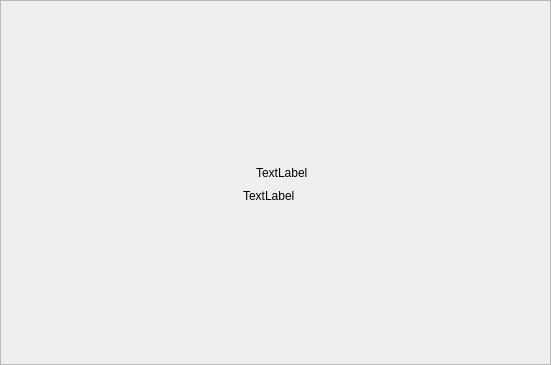
The window that resources/summary_overlay.ui (shotgunsoftware/tk-multi-publish2) describes before a commit, drawn with Qt 5.
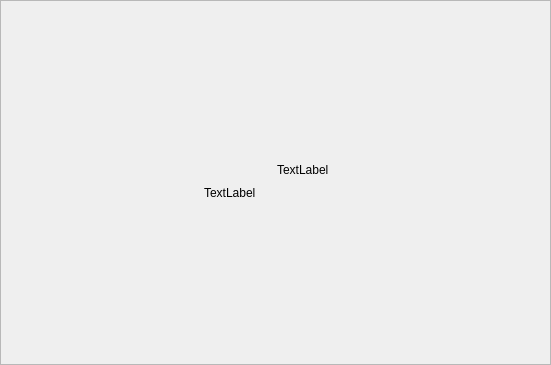
The same window after the commit. Icons and pictures are not drawn. Custom widgets are drawn as their Qt base class.

Commit message: 44077 Tweaking layout of publish summary overlay so that: For more details click here link message is not visually cut off

```diff
--- a/resources/summary_overlay.ui
+++ b/resources/summary_overlay.ui
@@ -35,20 +35,27 @@
       <enum>QFrame::Raised</enum>
      </property>
      <layout class="QGridLayout" name="gridLayout">
-      <item row="1" column="2">
-       <spacer name="horizontalSpacer_2">
+      <item row="0" column="0">
+       <layout class="QVBoxLayout" name="verticalLayout_2">
+        <item>
+         <spacer name="verticalSpacer_2">
         <property name="orientation">
-         <enum>Qt::Horizontal</enum>
+           <enum>Qt::Vertical</enum>
         </property>
         <property name="sizeHint" stdset="0">
          <size>
-          <width>125</width>
-          <height>20</height>
+            <width>20</width>
+            <height>46</height>
          </size>
         </property>
        </spacer>
       </item>
-      <item row="1" column="0">
+        <item>
+         <layout class="QHBoxLayout" name="horizontalLayout_2" stretch="34,50,16">
+          <property name="leftMargin">
+           <number>0</number>
+          </property>
+          <item>
        <spacer name="horizontalSpacer">
         <property name="orientation">
          <enum>Qt::Horizontal</enum>
@@ -61,7 +68,9 @@
         </property>
        </spacer>
       </item>
-      <item row="1" column="1">
+          <item>
+           <layout class="QVBoxLayout" name="verticalLayout_3">
+            <item>
        <layout class="QHBoxLayout" name="horizontalLayout">
         <item>
          <widget class="QLabel" name="icon">
@@ -91,38 +100,83 @@
         </item>
        </layout>
       </item>
-      <item row="3" column="1">
-       <spacer name="verticalSpacer">
-        <property name="orientation">
-         <enum>Qt::Vertical</enum>
-        </property>
-        <property name="sizeHint" stdset="0">
-         <size>
-          <width>20</width>
-          <height>46</height>
-         </size>
-        </property>
-       </spacer>
-      </item>
-      <item row="0" column="1">
-       <spacer name="verticalSpacer_2">
+            <item>
+             <layout class="QHBoxLayout" name="horizontalLayout_3" stretch="5,90,5">
+              <property name="topMargin">
+               <number>0</number>
+              </property>
+              <item>
+               <spacer name="horizontalSpacer_4">
         <property name="orientation">
-         <enum>Qt::Vertical</enum>
+                 <enum>Qt::Horizontal</enum>
         </property>
         <property name="sizeHint" stdset="0">
          <size>
-          <width>20</width>
-          <height>46</height>
+                  <width>40</width>
+                  <height>20</height>
          </size>
         </property>
        </spacer>
       </item>
-      <item row="2" column="1">
+              <item>
        <widget class="ProgressStatusLabel" name="details">
         <property name="text">
          <string>TextLabel</string>
         </property>
-       </widget>
+                <property name="alignment">
+                 <set>Qt::AlignLeading|Qt::AlignLeft|Qt::AlignVCenter</set>
+                </property>
+                <property name="wordWrap">
+                 <bool>true</bool>
+                </property>
+               </widget>
+              </item>
+              <item>
+               <spacer name="horizontalSpacer_3">
+                <property name="orientation">
+                 <enum>Qt::Horizontal</enum>
+                </property>
+                <property name="sizeHint" stdset="0">
+                 <size>
+                  <width>40</width>
+                  <height>20</height>
+                 </size>
+                </property>
+               </spacer>
+              </item>
+             </layout>
+            </item>
+           </layout>
+          </item>
+          <item>
+           <spacer name="horizontalSpacer_2">
+            <property name="orientation">
+             <enum>Qt::Horizontal</enum>
+            </property>
+            <property name="sizeHint" stdset="0">
+             <size>
+              <width>125</width>
+              <height>20</height>
+             </size>
+            </property>
+           </spacer>
+          </item>
+         </layout>
+        </item>
+        <item>
+         <spacer name="verticalSpacer">
+          <property name="orientation">
+           <enum>Qt::Vertical</enum>
+          </property>
+          <property name="sizeHint" stdset="0">
+           <size>
+            <width>20</width>
+            <height>46</height>
+           </size>
+          </property>
+         </spacer>
+        </item>
+       </layout>
       </item>
      </layout>
     </widget>
```
Lines whose indentation alone changed are shown as unchanged. The commit also changes 2 other files.
